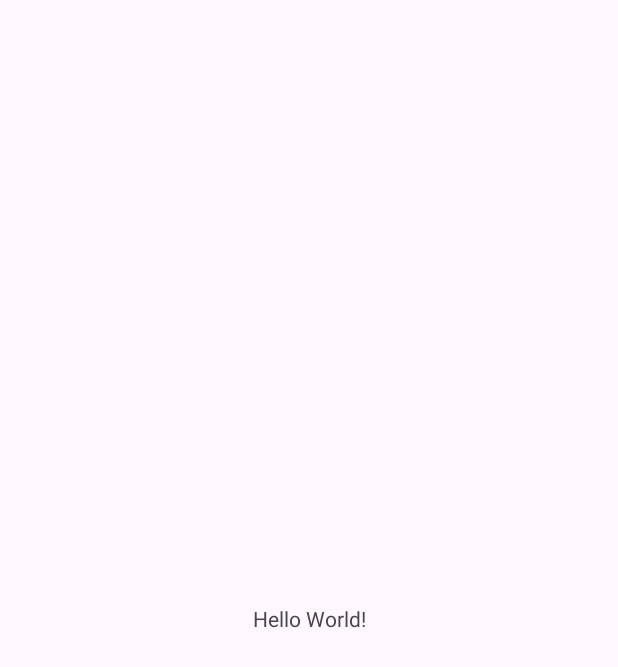
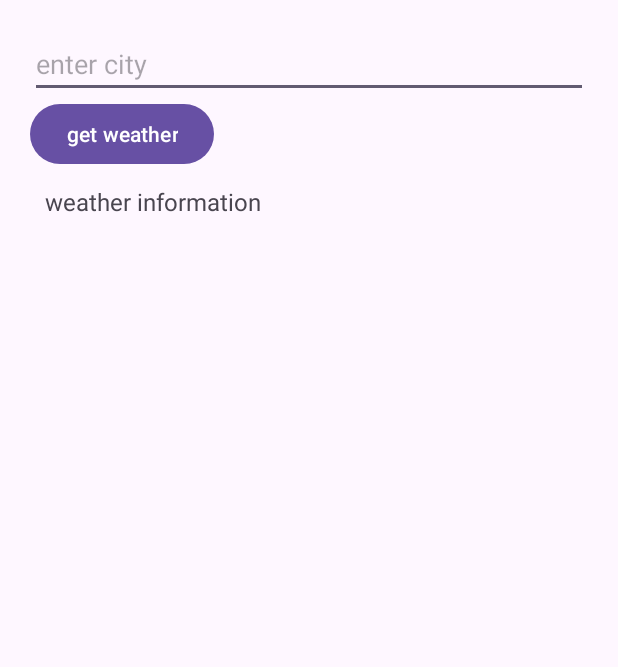
Before and after one commit to Zhengyang-code/cs4084-group_06, an Android app: the screen it shows after launch (MainActivity), on a phone screen of 412 x 824 dp. Before the commit the part shown is almost empty. Shown: the top 667 px of the screen. Run offline under Robolectric (Android 15) with nearby library versions, the phone set to English and light mode, and no system bars.

Commit message:
UI design

```diff
--- a/app/src/main/java/com/example/weatherforecast/MainActivity.java
+++ b/app/src/main/java/com/example/weatherforecast/MainActivity.java
@@ -1,6 +1,10 @@
 package com.example.weatherforecast;
 
 import android.os.Bundle;
+import android.view.View;
+import android.widget.Button;
+import android.widget.EditText;
+import android.widget.TextView;
 
 import androidx.activity.EdgeToEdge;
 import androidx.appcompat.app.AppCompatActivity;
@@ -10,11 +14,29 @@ import androidx.core.view.WindowInsetsCompat;
 
 public class MainActivity extends AppCompatActivity {
 
+    EditText cityInput;
+    TextView weatherInfo;
+    Button getWeatherButton;
+
     @Override
     protected void onCreate(Bundle savedInstanceState) {
         super.onCreate(savedInstanceState);
         EdgeToEdge.enable(this);
         setContentView(R.layout.activity_main);
+
+        cityInput = findViewById(R.id.cityInput);
+        weatherInfo = findViewById(R.id.weatherInfo);
+        getWeatherButton = findViewById(R.id.getWeatherButton);
+
+        getWeatherButton.setOnClickListener(new View.OnClickListener() {
+            @Override
+            public void onClick(View view) {
+                String city = cityInput.getText().toString().trim();
+                // 之后在这里调用API获取天气数据
+                weatherInfo.setText("return city:" + city);
+            }
+        });
+
         ViewCompat.setOnApplyWindowInsetsListener(findViewById(R.id.main), (v, insets) -> {
             Insets systemBars = insets.getInsets(WindowInsetsCompat.Type.systemBars());
             v.setPadding(systemBars.left, systemBars.top, systemBars.right, systemBars.bottom);
--- a/app/src/main/res/layout/activity_main.xml
+++ b/app/src/main/res/layout/activity_main.xml
@@ -7,13 +7,32 @@
     android:layout_height="match_parent"
     tools:context=".MainActivity">
 
-    <TextView
-        android:layout_width="wrap_content"
-        android:layout_height="wrap_content"
-        android:text="Hello World!"
-        app:layout_constraintBottom_toBottomOf="parent"
-        app:layout_constraintEnd_toEndOf="parent"
-        app:layout_constraintStart_toStartOf="parent"
-        app:layout_constraintTop_toTopOf="parent" />
+    <LinearLayout xmlns:android="http://schemas.android.com/apk/res/android"
+        android:layout_width="match_parent"
+        android:layout_height="match_parent"
+        android:orientation="vertical"
+        android:padding="20dp">
+
+        <EditText
+            android:id="@+id/cityInput"
+            android:layout_width="match_parent"
+            android:layout_height="wrap_content"
+            android:hint="enter city"/>
+
+        <Button
+            android:id="@+id/getWeatherButton"
+            android:layout_width="wrap_content"
+            android:layout_height="wrap_content"
+            android:text="get weather"/>
+
+        <TextView
+            android:id="@+id/weatherInfo"
+            android:layout_width="match_parent"
+            android:layout_height="wrap_content"
+            android:text="weather information"
+            android:padding="10dp"
+            android:textSize="16sp"/>
+
+    </LinearLayout>
 
 </androidx.constraintlayout.widget.ConstraintLayout>
```
